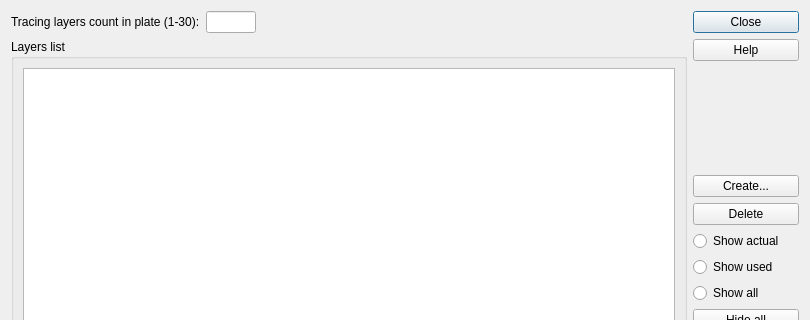
Qt form src/windows/SdDLayers.ui (usiksan/SaliCAD) before a commit; both pictures show x 0 to 810 and y 0 to 320 of the 810 by 467 pixel window.
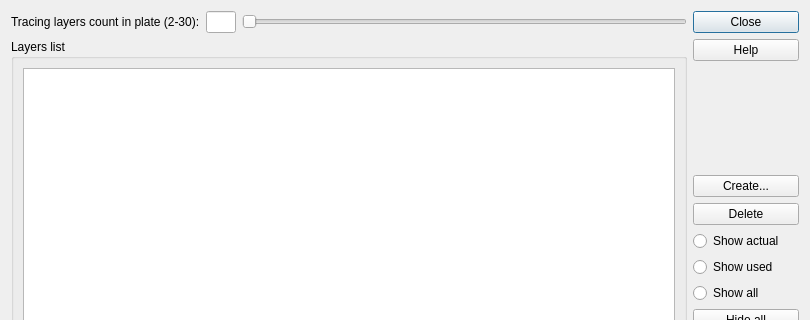
The same form after that commit.

Commit message: Continue with layer system.

The edit to the form file:
```diff
--- a/src/windows/SdDLayers.ui
+++ b/src/windows/SdDLayers.ui
@@ -21,32 +21,50 @@
        <item>
         <widget class="QLabel" name="label">
          <property name="text">
-          <string>Tracing layers count in plate (1-30):</string>
+          <string>Tracing layers count in plate (2-30):</string>
          </property>
         </widget>
        </item>
        <item>
-        <widget class="QLineEdit" name="mStratumCount">
+        <widget class="QLineEdit" name="mStratumCountText">
+         <property name="sizePolicy">
+          <sizepolicy hsizetype="Fixed" vsizetype="Fixed">
+           <horstretch>30</horstretch>
+           <verstretch>0</verstretch>
+          </sizepolicy>
+         </property>
          <property name="maximumSize">
           <size>
-           <width>50</width>
+           <width>30</width>
            <height>16777215</height>
           </size>
          </property>
+         <property name="readOnly">
+          <bool>true</bool>
+         </property>
         </widget>
        </item>
        <item>
-        <spacer name="horizontalSpacer">
+        <widget class="QSlider" name="mStratumCount">
+         <property name="minimumSize">
+          <size>
+           <width>300</width>
+           <height>0</height>
+          </size>
+         </property>
+         <property name="minimum">
+          <number>2</number>
+         </property>
+         <property name="maximum">
+          <number>30</number>
+         </property>
+         <property name="singleStep">
+          <number>2</number>
+         </property>
          <property name="orientation">
-          <enum>Qt::Horizontal</enum>
+          <enum>Qt::Orientation::Horizontal</enum>
          </property>
-         <property name="sizeHint" stdset="0">
-          <size>
-           <width>40</width>
-           <height>20</height>
-          </size>
-         </property>
-        </spacer>
+        </widget>
        </item>
       </layout>
      </item>
```
Left out of the diff: 4 changed lines with no effect on the pictures. The commit also changes 69 other files.
